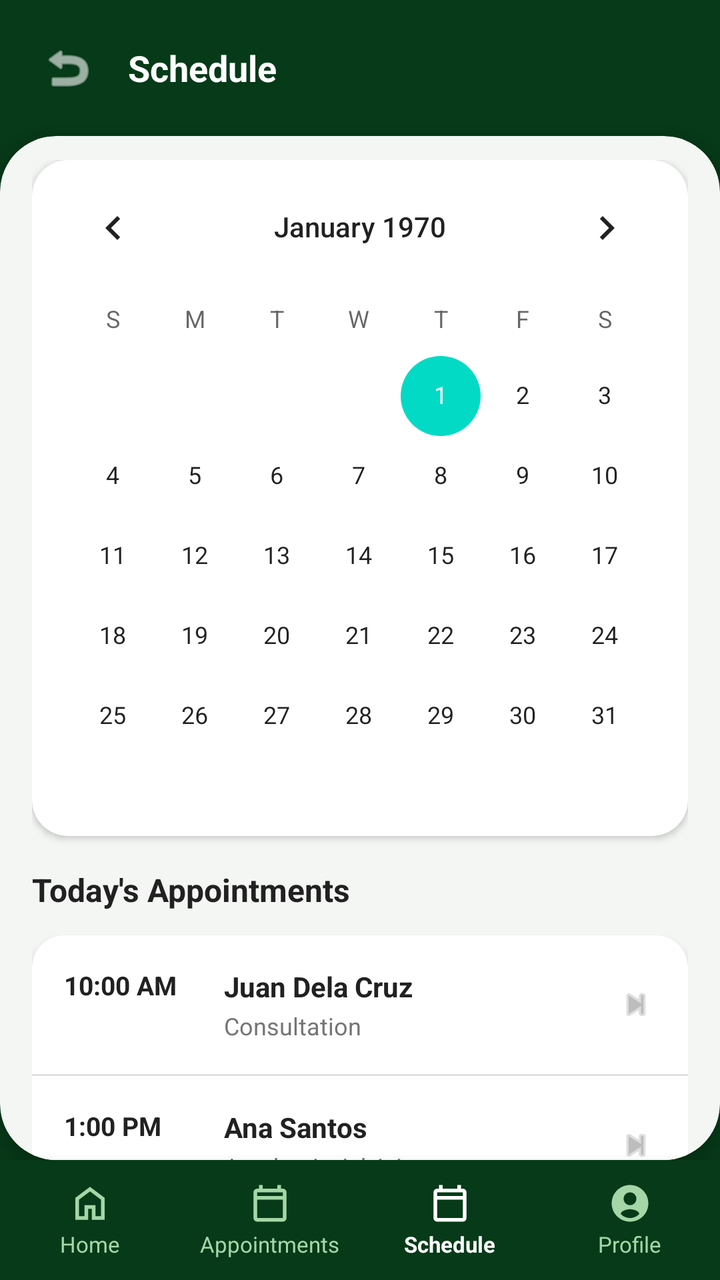
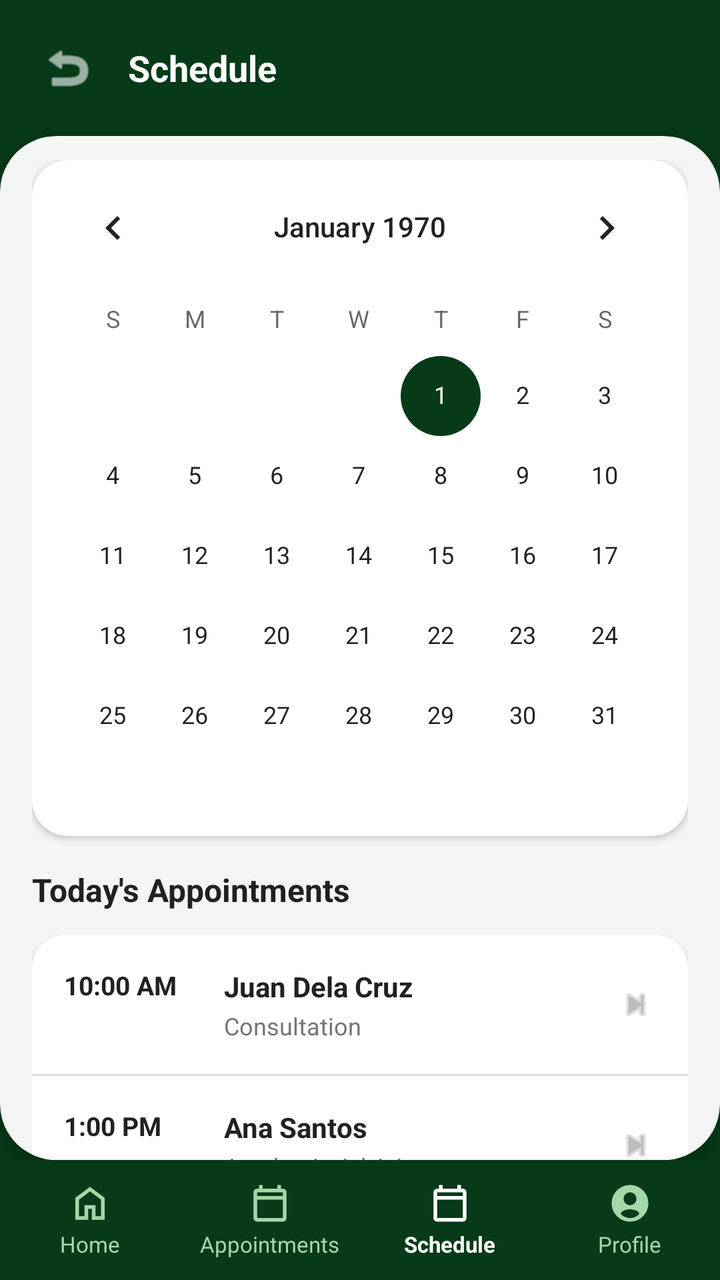

Before-and-after screenshots of an Android layout around one commit, followed by the original layout XML and the change that was made.
<!-- AndroidManifest.xml: application theme Theme.MaterialComponents.DayNight.NoActionBar -->
<!-- res/layout/fragment_facultyschedule.xml -->
<?xml version="1.0" encoding="utf-8"?>
<RelativeLayout xmlns:android="http://schemas.android.com/apk/res/android"
    xmlns:app="http://schemas.android.com/apk/res-auto"
    android:layout_width="match_parent"
    android:layout_height="match_parent"
    android:background="#063A18">

    <LinearLayout
        android:id="@+id/headerContainer"
        android:layout_width="match_parent"
        android:layout_height="wrap_content"
        android:gravity="center_vertical"
        android:orientation="horizontal"
        android:paddingHorizontal="20dp"
        android:paddingTop="20dp"
        android:paddingBottom="20dp">

        <ImageView
            android:id="@+id/btnBack"
            android:layout_width="28dp"
            android:layout_height="28dp"
            android:clickable="true"
            android:contentDescription="Back"
            android:focusable="true"
            android:foreground="?android:attr/selectableItemBackground"
            android:src="@android:drawable/ic_menu_revert"
            app:tint="#FFFFFF" />

        <TextView
            android:layout_width="wrap_content"
            android:layout_height="wrap_content"
            android:layout_marginStart="16dp"
            android:text="Schedule"
            android:textColor="#FFFFFF"
            android:textSize="18sp"
            android:textStyle="bold" />
    </LinearLayout>

    <androidx.cardview.widget.CardView
        android:layout_width="match_parent"
        android:layout_height="match_parent"
        android:layout_above="@id/bottomNavigation"
        android:layout_below="@id/headerContainer"
        app:cardBackgroundColor="#F4F6F4"
        app:cardCornerRadius="28dp"
        app:cardElevation="6dp">

        <ScrollView
            android:layout_width="match_parent"
            android:layout_height="match_parent"
            android:clipToPadding="false"
            android:paddingHorizontal="16dp"
            android:paddingTop="12dp"
            android:paddingBottom="16dp"
            android:scrollbars="none">

            <LinearLayout
                android:layout_width="match_parent"
                android:layout_height="wrap_content"
                android:orientation="vertical">

                <androidx.cardview.widget.CardView
                    android:layout_width="match_parent"
                    android:layout_height="wrap_content"
                    android:layout_marginBottom="16dp"
                    app:cardBackgroundColor="#FFFFFF"
                    app:cardCornerRadius="18dp"
                    app:cardElevation="2dp">

                    <CalendarView
                        android:id="@+id/calendarView"
                        android:layout_width="match_parent"
                        android:layout_height="wrap_content" />

                </androidx.cardview.widget.CardView>

                <TextView
                    android:id="@+id/tvAppointmentsTitle"
                    android:layout_width="wrap_content"
                    android:layout_height="wrap_content"
                    android:layout_marginBottom="12dp"
                    android:text="Today's Appointments"
                    android:textColor="#212121"
                    android:textSize="16sp"
                    android:textStyle="bold" />

                <androidx.cardview.widget.CardView
                    android:layout_width="match_parent"
                    android:layout_height="wrap_content"
                    android:layout_marginBottom="16dp"
                    app:cardBackgroundColor="#FFFFFF"
                    app:cardCornerRadius="16dp"
                    app:cardElevation="2dp">

                    <LinearLayout
                        android:layout_width="match_parent"
                        android:layout_height="wrap_content"
                        android:orientation="vertical">

                        <RelativeLayout
                            android:layout_width="match_parent"
                            android:layout_height="wrap_content"
                            android:padding="16dp">

                            <TextView
                                android:id="@+id/tvTime1"
                                android:layout_width="80dp"
                                android:layout_height="wrap_content"
                                android:text="10:00 AM"
                                android:textColor="#212121"
                                android:textSize="13sp"
                                android:textStyle="bold" />

                            <ImageView
                                android:layout_width="20dp"
                                android:layout_height="20dp"
                                android:layout_alignParentEnd="true"
                                android:layout_centerVertical="true"
                                android:contentDescription="Chevron"
                                android:src="@android:drawable/ic_media_next"
                                app:tint="#BDBDBD" />

                            <LinearLayout
                                android:layout_width="match_parent"
                                android:layout_height="wrap_content"
                                android:layout_marginEnd="28dp"
                                android:layout_toEndOf="@id/tvTime1"
                                android:orientation="vertical">

                                <TextView
                                    android:layout_width="wrap_content"
                                    android:layout_height="wrap_content"
                                    android:text="Juan Dela Cruz"
                                    android:textColor="#212121"
                                    android:textSize="14sp"
                                    android:textStyle="bold" />

                                <TextView
                                    android:layout_width="wrap_content"
                                    android:layout_height="wrap_content"
                                    android:layout_marginTop="2dp"
                                    android:text="Consultation"
                                    android:textColor="#757575"
                                    android:textSize="12sp" />
                            </LinearLayout>
                        </RelativeLayout>

                        <View
                            android:layout_width="match_parent"
                            android:layout_height="1dp"
                            android:background="#E0E0E0" />

                        <RelativeLayout
                            android:layout_width="match_parent"
                            android:layout_height="wrap_content"
                            android:padding="16dp">

                            <TextView
                                android:id="@+id/tvTime2"
                                android:layout_width="80dp"
                                android:layout_height="wrap_content"
                                android:text="1:00 PM"
                                android:textColor="#212121"
                                android:textSize="13sp"
                                android:textStyle="bold" />

                            <ImageView
                                android:layout_width="20dp"
                                android:layout_height="20dp"
                                android:layout_alignParentEnd="true"
                                android:layout_centerVertical="true"
                                android:contentDescription="Chevron"
                                android:src="@android:drawable/ic_media_next"
                                app:tint="#BDBDBD" />

                            <LinearLayout
                                android:layout_width="match_parent"
                                android:layout_height="wrap_content"
                                android:layout_marginEnd="28dp"
                                android:layout_toEndOf="@id/tvTime2"
                                android:orientation="vertical">

                                <TextView
                                    android:layout_width="wrap_content"
                                    android:layout_height="wrap_content"
                                    android:text="Ana Santos"
                                    android:textColor="#212121"
                                    android:textSize="14sp"
                                    android:textStyle="bold" />

                                <TextView
                                    android:layout_width="wrap_content"
                                    android:layout_height="wrap_content"
                                    android:layout_marginTop="2dp"
                                    android:text="Academic Advising"
                                    android:textColor="#757575"
                                    android:textSize="12sp" />
                            </LinearLayout>
                        </RelativeLayout>

                        <View
                            android:layout_width="match_parent"
                            android:layout_height="1dp"
                            android:background="#E0E0E0" />

                        <RelativeLayout
                            android:layout_width="match_parent"
                            android:layout_height="wrap_content"
                            android:padding="16dp">

                            <TextView
                                android:id="@+id/tvTime3"
                                android:layout_width="80dp"
                                android:layout_height="wrap_content"
                                android:text="3:00 PM"
                                android:textColor="#212121"
                                android:textSize="13sp"
                                android:textStyle="bold" />

                            <ImageView
                                android:layout_width="20dp"
                                android:layout_height="20dp"
                                android:layout_alignParentEnd="true"
                                android:layout_centerVertical="true"
                                android:contentDescription="Chevron"
                                android:src="@android:drawable/ic_media_next"
                                app:tint="#BDBDBD" />

                            <LinearLayout
                                android:layout_width="match_parent"
                                android:layout_height="wrap_content"
                                android:layout_marginEnd="28dp"
                                android:layout_toEndOf="@id/tvTime3"
                                android:orientation="vertical">

                                <TextView
                                    android:layout_width="wrap_content"
                                    android:layout_height="wrap_content"
                                    android:text="Mark Villanueva"
                                    android:textColor="#212121"
                                    android:textSize="14sp"
                                    android:textStyle="bold" />

                                <TextView
                                    android:layout_width="wrap_content"
                                    android:layout_height="wrap_content"
                                    android:layout_marginTop="2dp"
                                    android:text="Research Guidance"
                                    android:textColor="#757575"
                                    android:textSize="12sp" />
                            </LinearLayout>
                        </RelativeLayout>

                    </LinearLayout>
                </androidx.cardview.widget.CardView>

            </LinearLayout>
        </ScrollView>
    </androidx.cardview.widget.CardView>

    <LinearLayout
        android:id="@+id/bottomNavigation"
        android:layout_width="match_parent"
        android:layout_height="60dp"
        android:layout_alignParentBottom="true"
        android:background="#063A18"
        android:elevation="8dp"
        android:orientation="horizontal">

        <LinearLayout
            android:id="@+id/navHome"
            android:layout_width="0dp"
            android:layout_height="match_parent"
            android:layout_weight="1"
            android:clickable="true"
            android:focusable="true"
            android:gravity="center"
            android:orientation="vertical">

            <ImageView
                android:layout_width="22dp"
                android:layout_height="22dp"
                android:contentDescription="Home"
                android:src="@drawable/ic_home"
                app:tint="#A5D6A7" />

            <TextView
                android:layout_width="wrap_content"
                android:layout_height="wrap_content"
                android:layout_marginTop="2dp"
                android:text="Home"
                android:textColor="#A5D6A7"
                android:textSize="11sp" />
        </LinearLayout>

        <LinearLayout
            android:id="@+id/navAppointments"
            android:layout_width="0dp"
            android:layout_height="match_parent"
            android:layout_weight="1"
            android:clickable="true"
            android:focusable="true"
            android:gravity="center"
            android:orientation="vertical">

            <ImageView
                android:layout_width="22dp"
                android:layout_height="22dp"
                android:contentDescription="Appointments"
                android:src="@drawable/ic_calendar"
                app:tint="#A5D6A7" />

            <TextView
                android:layout_width="wrap_content"
                android:layout_height="wrap_content"
                android:layout_marginTop="2dp"
                android:text="Appointments"
                android:textColor="#A5D6A7"
                android:textSize="11sp" />
        </LinearLayout>

        <LinearLayout
            android:id="@+id/navSchedule"
            android:layout_width="0dp"
            android:layout_height="match_parent"
            android:layout_weight="1"
            android:clickable="true"
            android:focusable="true"
            android:gravity="center"
            android:orientation="vertical">

            <ImageView
                android:layout_width="22dp"
                android:layout_height="22dp"
                android:contentDescription="Schedule"
                android:src="@drawable/ic_calendar"
                app:tint="#FFFFFF" />

            <TextView
                android:layout_width="wrap_content"
                android:layout_height="wrap_content"
                android:layout_marginTop="2dp"
                android:text="Schedule"
                android:textColor="#FFFFFF"
                android:textSize="11sp"
                android:textStyle="bold" />
        </LinearLayout>

        <LinearLayout
            android:id="@+id/navProfile"
            android:layout_width="0dp"
            android:layout_height="match_parent"
            android:layout_weight="1"
            android:clickable="true"
            android:focusable="true"
            android:gravity="center"
            android:orientation="vertical">

            <ImageView
                android:layout_width="22dp"
                android:layout_height="22dp"
                android:contentDescription="Profile"
                android:src="@drawable/ic_person"
                app:tint="#A5D6A7" />

            <TextView
                android:layout_width="wrap_content"
                android:layout_height="wrap_content"
                android:layout_marginTop="2dp"
                android:text="Profile"
                android:textColor="#A5D6A7"
                android:textSize="11sp" />
        </LinearLayout>
    </LinearLayout>

</RelativeLayout>
<!-- resources referenced by this layout -->
<resources>
  <!-- drawable ic_calendar (drawable) -->
  <vector xmlns:android="http://schemas.android.com/apk/res/android" android:height="24dp" android:tint="#000000" android:viewportHeight="960" android:viewportWidth="960" android:width="24dp">
        
      <path android:fillColor="@android:color/white" android:pathData="M200,880Q167,880 143.5,856.5Q120,833 120,800L120,240Q120,207 143.5,183.5Q167,160 200,160L240,160L240,80L320,80L320,160L640,160L640,80L720,80L720,160L760,160Q793,160 816.5,183.5Q840,207 840,240L840,800Q840,833 816.5,856.5Q793,880 760,880L200,880ZM200,800L760,800Q760,800 760,800Q760,800 760,800L760,400L200,400L200,800Q200,800 200,800Q200,800 200,800ZM200,320L760,320L760,240Q760,240 760,240Q760,240 760,240L200,240Q200,240 200,240Q200,240 200,240L200,320ZM200,320L200,240Q200,240 200,240Q200,240 200,240L200,240Q200,240 200,240Q200,240 200,240L200,320Z"/>
      
  </vector>
  <!-- drawable ic_home (drawable) -->
  <vector xmlns:android="http://schemas.android.com/apk/res/android" android:height="24dp" android:tint="#000000" android:viewportHeight="960" android:viewportWidth="960" android:width="24dp">
        
      <path android:fillColor="@android:color/white" android:pathData="M240,760L360,760L360,520L600,520L600,760L720,760L720,400L480,220L240,400L240,760ZM160,840L160,360L480,120L800,360L800,840L520,840L520,600L440,600L440,840L160,840ZM480,490L480,490L480,490L480,490L480,490L480,490L480,490L480,490L480,490Z"/>
      
  </vector>
  <!-- drawable ic_person (drawable) -->
  <vector xmlns:android="http://schemas.android.com/apk/res/android"
      android:width="24dp"
      android:height="24dp"
      android:viewportWidth="24"
      android:viewportHeight="24">
      <path
          android:fillColor="#FF000000"
          android:pathData="M12,2C6.48,2 2,6.48 2,12s4.48,10 10,10 10,-4.48 10,-10S17.52,2 12,2zM12,6c1.93,0 3.5,1.57 3.5,3.5S13.93,13 12,13s-3.5,-1.57 -3.5,-3.5S10.07,6 12,6zM12,20c-2.03,0 -3.8,-0.85 -5.05,-2.2 0.03,-1.68 3.37,-2.6 5.05,-2.6s5.02,0.92 5.05,2.6C15.8,19.15 14.03,20 12,20z"/>
  </vector>
</resources>

<!-- the commit's change to res/layout/fragment_facultyschedule.xml (unified diff, before → after) -->
@@ -70,7 +70,8 @@
                     <CalendarView
                         android:id="@+id/calendarView"
                         android:layout_width="match_parent"
-                        android:layout_height="wrap_content" />
+                        android:layout_height="wrap_content"
+                        android:theme="@style/CustomCalendarTheme" />
 
                 </androidx.cardview.widget.CardView>
 
<!-- resource entries referenced after the edit -->
@@ -22,5 +22,10 @@
           android:fillColor="#FF000000"
           android:pathData="M12,2C6.48,2 2,6.48 2,12s4.48,10 10,10 10,-4.48 10,-10S17.52,2 12,2zM12,6c1.93,0 3.5,1.57 3.5,3.5S13.93,13 12,13s-3.5,-1.57 -3.5,-3.5S10.07,6 12,6zM12,20c-2.03,0 -3.8,-0.85 -5.05,-2.2 0.03,-1.68 3.37,-2.6 5.05,-2.6s5.02,0.92 5.05,2.6C15.8,19.15 14.03,20 12,20z"/>
   </vector>
+  <style name="CustomCalendarTheme" parent="Theme.AppCompat.Light">
+          <item name="android:textColorPrimary">#212121</item>
+          <item name="colorPrimary">#063A18</item>
+          <item name="colorAccent">#063A18</item>
+      </style>
 </resources>
 
